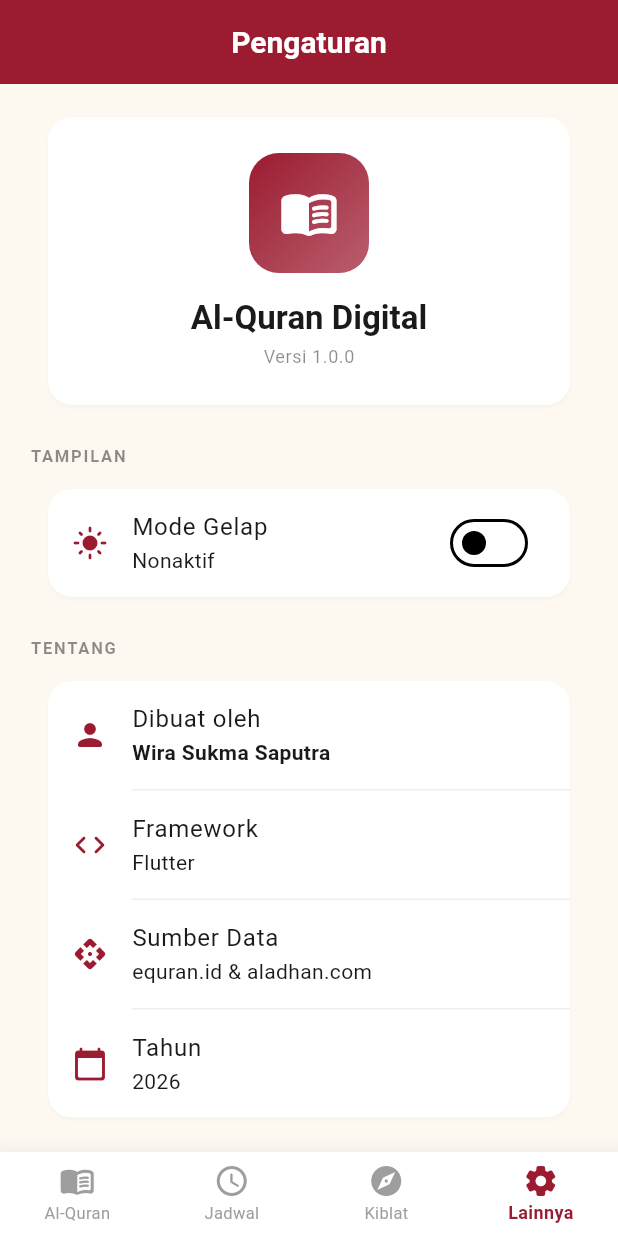
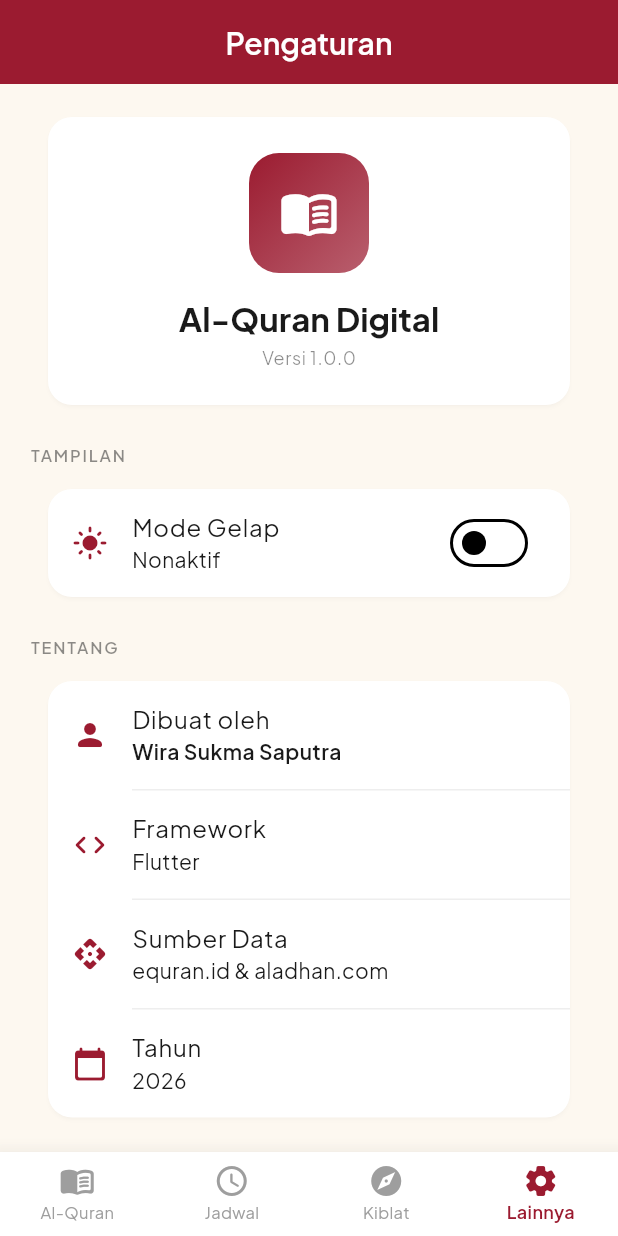
Before and after one commit to Wira07/al_quran, a Flutter app: the screen it shows after launch, item 4 of the bottom bar chosen, on a phone screen of 412 x 824 dp. Run offline on Flutter 3.47's test engine with Material 3 defaults, Android fonts, the phone set to English and light mode, and no system bars; our stand-ins replace audioplayers, google_fonts, shared_preferences; network calls fail.

Commit message:
Add Google Fonts dependency and update styles in detail screens

```diff
--- a/lib/theme/app_theme.dart
+++ b/lib/theme/app_theme.dart
@@ -1,4 +1,5 @@
 import 'package:flutter/material.dart';
+import 'package:google_fonts/google_fonts.dart';
 
 class AppTheme {
   static const Color primaryRed = Color(0xFF9B1B30);
@@ -10,7 +11,12 @@ class AppTheme {
   static const Color darkSurface = Color(0xFF161B22);
   static const Color darkCard = Color(0xFF1C2128);
 
-  static ThemeData get lightTheme => ThemeData(
+  static TextTheme _jakartaTextTheme(TextTheme base) {
+    return GoogleFonts.plusJakartaSansTextTheme(base);
+  }
+
+  static ThemeData get lightTheme {
+    final base = ThemeData(
       useMaterial3: true,
       brightness: Brightness.light,
       colorScheme: ColorScheme.light(
@@ -22,25 +28,32 @@ class AppTheme {
         onSurface: const Color(0xFF1A1A1A),
       ),
       scaffoldBackgroundColor: creamBg,
-    appBarTheme: const AppBarTheme(
+    );
+    return base.copyWith(
+      textTheme: _jakartaTextTheme(base.textTheme),
+      primaryTextTheme: _jakartaTextTheme(base.primaryTextTheme),
+      appBarTheme: AppBarTheme(
         backgroundColor: primaryRed,
         foregroundColor: Colors.white,
         elevation: 0,
         centerTitle: true,
-      titleTextStyle: TextStyle(
+        titleTextStyle: GoogleFonts.plusJakartaSans(
           fontSize: 20,
           fontWeight: FontWeight.w600,
           color: Colors.white,
         ),
       ),
-    bottomNavigationBarTheme: const BottomNavigationBarThemeData(
+      bottomNavigationBarTheme: BottomNavigationBarThemeData(
         backgroundColor: Colors.white,
         selectedItemColor: primaryRed,
-      unselectedItemColor: Color(0xFF9E9E9E),
+        unselectedItemColor: const Color(0xFF9E9E9E),
         type: BottomNavigationBarType.fixed,
         elevation: 12,
-      selectedLabelStyle: TextStyle(fontSize: 12, fontWeight: FontWeight.w600),
-      unselectedLabelStyle: TextStyle(fontSize: 11),
+        selectedLabelStyle: GoogleFonts.plusJakartaSans(
+          fontSize: 12,
+          fontWeight: FontWeight.w600,
+        ),
+        unselectedLabelStyle: GoogleFonts.plusJakartaSans(fontSize: 11),
       ),
       cardTheme: CardThemeData(
         color: Colors.white,
@@ -51,8 +64,10 @@ class AppTheme {
       ),
       dividerColor: Colors.grey.shade200,
     );
+  }
 
-  static ThemeData get darkTheme => ThemeData(
+  static ThemeData get darkTheme {
+    final base = ThemeData(
       useMaterial3: true,
       brightness: Brightness.dark,
       colorScheme: ColorScheme.dark(
@@ -64,12 +79,16 @@ class AppTheme {
         onSurface: const Color(0xFFE6E6E6),
       ),
       scaffoldBackgroundColor: darkBg,
+    );
+    return base.copyWith(
+      textTheme: _jakartaTextTheme(base.textTheme),
+      primaryTextTheme: _jakartaTextTheme(base.primaryTextTheme),
       appBarTheme: AppBarTheme(
         backgroundColor: darkSurface,
         foregroundColor: Colors.white,
         elevation: 0,
         centerTitle: true,
-      titleTextStyle: const TextStyle(
+        titleTextStyle: GoogleFonts.plusJakartaSans(
           fontSize: 20,
           fontWeight: FontWeight.w600,
           color: Colors.white,
@@ -81,11 +100,11 @@ class AppTheme {
         unselectedItemColor: Colors.grey.shade600,
         type: BottomNavigationBarType.fixed,
         elevation: 12,
-      selectedLabelStyle: const TextStyle(
+        selectedLabelStyle: GoogleFonts.plusJakartaSans(
           fontSize: 12,
           fontWeight: FontWeight.w600,
         ),
-      unselectedLabelStyle: const TextStyle(fontSize: 11),
+        unselectedLabelStyle: GoogleFonts.plusJakartaSans(fontSize: 11),
       ),
       cardTheme: CardThemeData(
         color: darkCard,
@@ -96,3 +115,4 @@ class AppTheme {
       dividerColor: Colors.grey.shade800,
     );
   }
+}
--- a/pubspec.yaml
+++ b/pubspec.yaml
@@ -33,6 +33,7 @@ dependencies:
   http: ^1.6.0
   audioplayers: ^6.6.0
   shared_preferences: ^2.3.0
+  google_fonts: ^6.2.1
 
   # The following adds the Cupertino Icons font to your application.
   # Use with the CupertinoIcons class for iOS style icons.
```
Also changed, not shown: lib/screens/detail_surah_screen.dart (+9 -8 lines), lib/screens/quran_screen.dart (+4 -3 lines), pubspec.lock, 1 other file. Lines whose indentation alone changed are shown as unchanged.
